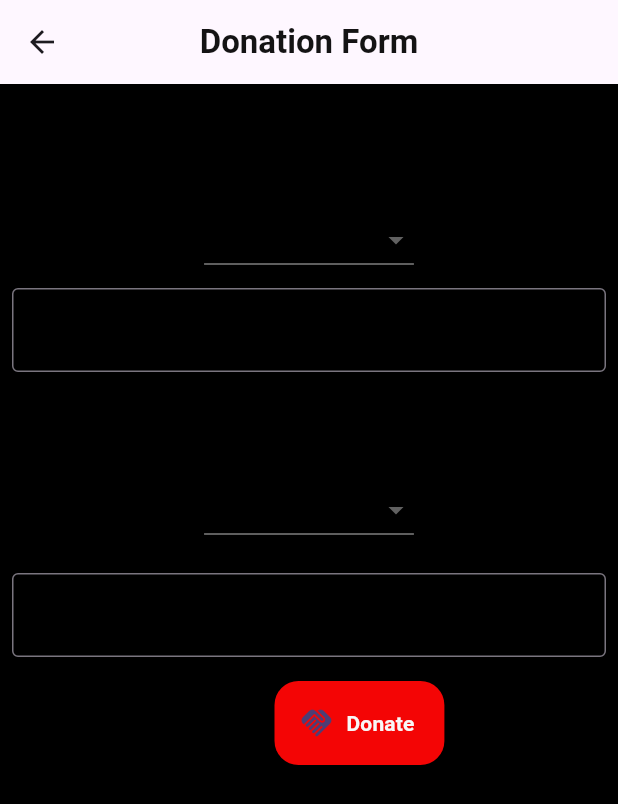
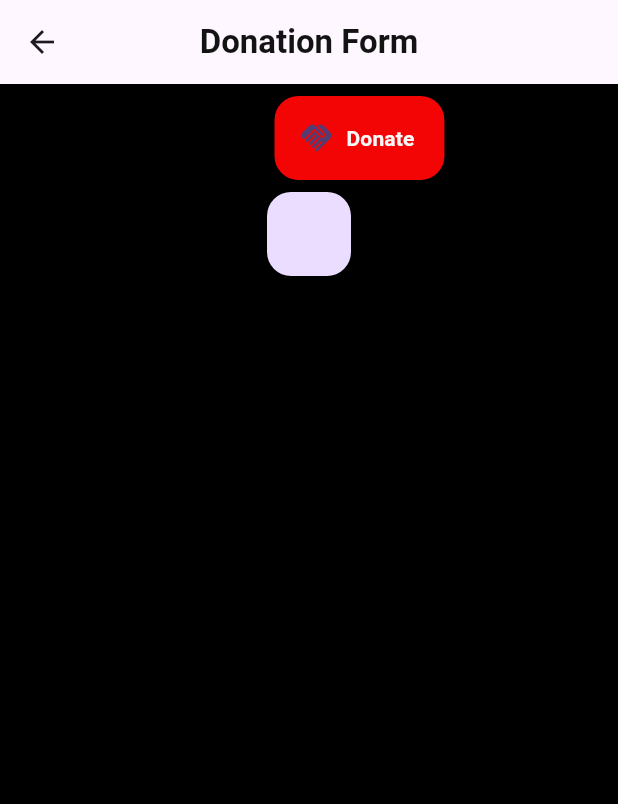
Before and after one commit to VasantatiChitraksh/FeedForward, a Flutter app: the Donation_form screen opened by its route, on a phone screen of 412 x 824 dp. Shown: the top 804 px of the screen. Run offline on Flutter 3.47's test engine with Material 3 defaults, Android fonts, the phone set to English and light mode, and no system bars; our stand-ins replace cloud_firestore, firebase_auth, firebase_core, flutter_map, geolocator, image_picker and 2 more; accounts and stored records are empty.

Commit message:
Revert "--"
This reverts commit 464138d9889817bbfe4ebda1731d4cd5240b116e.

```diff
--- a/fbm_app/lib/Pages/Forms/donationform.dart
+++ b/fbm_app/lib/Pages/Forms/donationform.dart
@@ -11,14 +11,11 @@ class Donation_form extends StatefulWidget {
 }
 
 class _DonationFormState extends State<Donation_form> {
-  final List<String> _selected = [
-    'Rice(kg/g)',
-    'pulses(g)',
-    'Complex_meals',
-    'Simple_meals',
-    'Bread'
-  ];
-  String Selected_item = "Rice";
+  static List<ItemDonationWidget> widgets = [];
+
+  void addWidgets() {
+    widgets.add(const ItemDonationWidget());
+  }
 
   @override
   Widget build(BuildContext context) {
@@ -35,9 +32,46 @@ class _DonationFormState extends State<Donation_form> {
           child: Column(
             crossAxisAlignment: CrossAxisAlignment.center,
             children: [
-              SizedBox(height: 10),
-              SizedBox(height: 10),
-              Padding(
+              for(int i=0; i<widgets.length; i++) widgets[i],
+              const Row(children: [
+                SizedBox(height: 40, width: 175),
+                Padding(
+                  padding: EdgeInsets.all(8.0),
+                  child: butt(
+                      text: 'Donate',
+                      icon: Icon(Icons.handshake_rounded),
+                      routeName: ''),
+                ),
+              ]),
+              FloatingActionButton(onPressed: addWidgets)
+            ],
+          ),
+        ));
+  }
+}
+
+class ItemDonationWidget extends StatefulWidget {
+  const ItemDonationWidget({super.key});
+
+  @override
+  State<ItemDonationWidget> createState() => _ItemDonationWidgetState();
+}
+
+class _ItemDonationWidgetState extends State<ItemDonationWidget> {
+  final List<String> _selected = [
+    'Rice(kg/g)',
+    'pulses(g)',
+    'Complex_meals',
+    'Simple_meals',
+    'Bread'
+  ];
+  String Selected_item = "Rice";
+  @override
+  Widget build(BuildContext context) {
+    return Card(
+      child: Column(
+        children: [
+          Padding(
                 padding: const EdgeInsets.all(8.0),
                 child:
                     Text_Theme.text_colored("Food Type-1", 24, Colors.black87),
@@ -55,61 +89,20 @@ class _DonationFormState extends State<Donation_form> {
                 ).toList(),
                 onChanged: (String? newSelectedValue) {
                   setState(() {
-                    this.Selected_item = newSelectedValue!;
+                    Selected_item = newSelectedValue!;
                   });
                 },
               ),
-              Padding(
-                padding: const EdgeInsets.all(8.0),
+              const Padding(
+                padding: EdgeInsets.all(8.0),
                 child: TextField(
                     decoration: InputDecoration(
                         hintText: "Enter your quantity",
                         hintStyle: TextStyle(color: Colors.black54),
                         border: OutlineInputBorder())),
               ),
-              SizedBox(height: 10),
-              Padding(
-                padding: const EdgeInsets.all(8.0),
-                child:
-                    Text_Theme.text_colored("Food Type-2", 24, Colors.black87),
-              ),
-              DropdownButton<String>(
-                value: Selected_item,
-                items: _selected.map(
-                  (String dropDownStringItem) {
-                    return DropdownMenuItem(
-                      value: dropDownStringItem,
-                      child: Text(dropDownStringItem),
-                    );
-                  },
-                ).toList(),
-                onChanged: (String? newSelectedValue) {
-                  setState(() {
-                    Selected_item = newSelectedValue!;
-                  });
-                },
-              ),
-              SizedBox(height: 10),
-              Padding(
-                padding: const EdgeInsets.all(8.0),
-                child: TextField(
-                    decoration: InputDecoration(
-                        hintText: "Enter your quantity",
-                        hintStyle: TextStyle(color: Colors.black54),
-                        border: OutlineInputBorder())),
-              ),
-              Row(children: [
-                SizedBox(height: 40, width: 175),
-                Padding(
-                  padding: const EdgeInsets.all(8.0),
-                  child: butt(
-                      text: 'Donate',
-                      icon: Icon(Icons.handshake_rounded),
-                      routeName: ''),
-                ),
-              ])
-            ],
-          ),
-        ));
+        ],
+      ),
+    );
   }
 }
--- a/fbm_app/lib/classes/foodbank_class.dart
+++ /dev/null
@@ -1,3 +0,0 @@
-class FoodbankClass {
-  String foodbank = "";
-}
```
